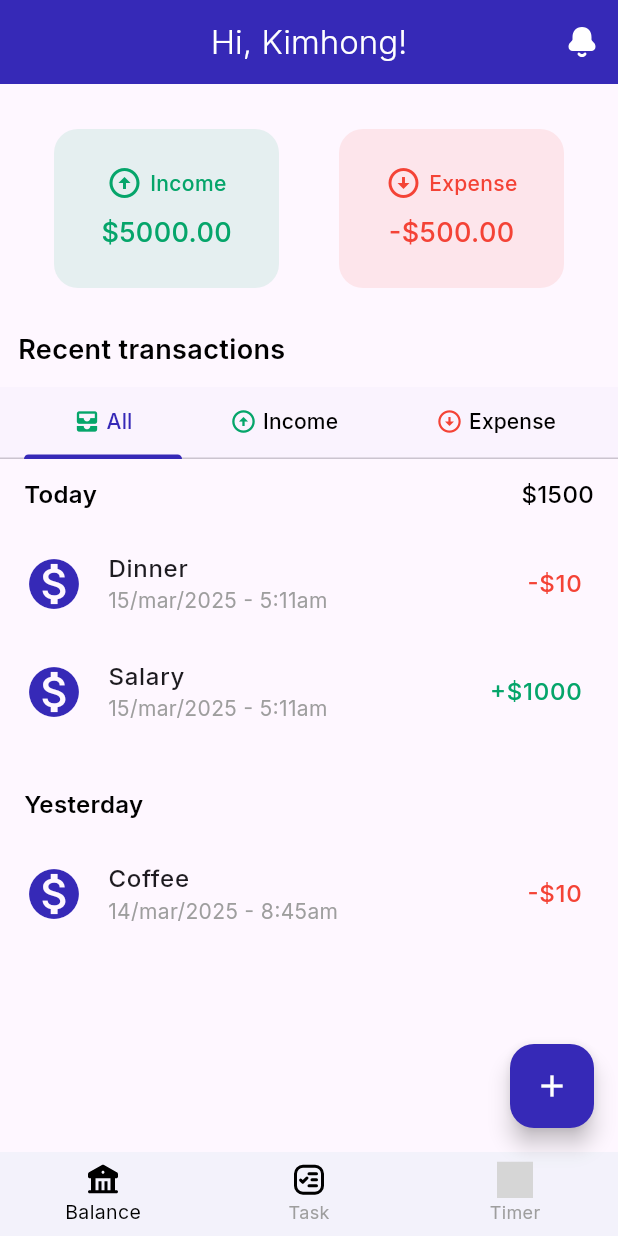
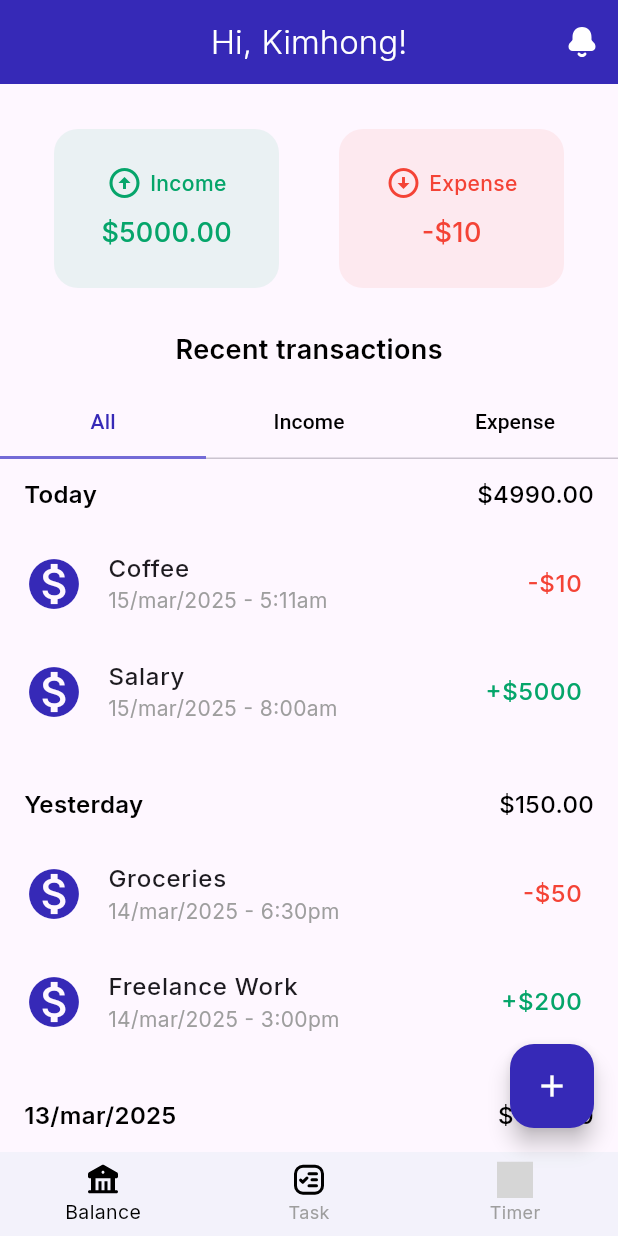
Before and after one commit to rinkimhong4/BalanceApp, a Flutter app: the screen it shows after launch, on a phone screen of 412 x 824 dp. Run offline on Flutter 3.47's test engine with Material 3 defaults, Android fonts, the phone set to English and light mode, and no system bars; our stand-ins replace flutter_svg, google_fonts; grey boxes are pictures that could not be loaded.

Commit message:
Update  modified files

```diff
--- a/lib/pages/balance.dart
+++ b/lib/pages/balance.dart
@@ -3,7 +3,6 @@ import 'package:flutter/material.dart';
 import 'package:balance/widget/balance_header.dart';
 import 'package:balance/widget/budget_summary_card.dart';
 import 'package:balance/widget/transaction_section.dart';
-import 'package:google_fonts/google_fonts.dart';
 
 class BalanceScreen extends StatefulWidget {
   const BalanceScreen({super.key});
@@ -18,36 +17,75 @@ class _BalanceScreenState extends State<BalanceScreen> {
     Icons.arrow_circle_up_sharp,
     Icons.arrow_circle_down_sharp,
   ];
-  final List _dBudget = ['\$5000.00', '-\$500.00'];
-  final List _colorBudget = [Color(0xFF05a56a), Colors.red];
+  final List _dBudget = ['\$5000.00', '-\$10'];
+  final List _colorBudget = [const Color(0xFF05a56a), Colors.red];
 
   final List<Map<String, dynamic>> _transactions = [
     {
       'date': 'Today',
       'items': [
         {
-          'title': 'Dinner',
+          'title': 'Coffee',
           'datetime': '15/mar/2025 - 5:11am',
           'amount': '-\$10',
           'isIncome': false,
         },
         {
           'title': 'Salary',
-          'datetime': '15/mar/2025 - 5:11am',
-          'amount': '+\$1000',
+          'datetime': '15/mar/2025 - 8:00am',
+          'amount': '+\$5000',
           'isIncome': true,
         },
       ],
-      'total': '\$1500',
     },
     {
       'date': 'Yesterday',
       'items': [
         {
-          'title': 'Coffee',
-          'datetime': '14/mar/2025 - 8:45am',
-          'amount': '-\$10',
+          'title': 'Groceries',
+          'datetime': '14/mar/2025 - 6:30pm',
+          'amount': '-\$50',
           'isIncome': false,
+        },
+        {
+          'title': 'Freelance Work',
+          'datetime': '14/mar/2025 - 3:00pm',
+          'amount': '+\$200',
+          'isIncome': true,
+        },
+      ],
+    },
+    {
+      'date': '13/mar/2025',
+      'items': [
+        {
+          'title': 'Electricity Bill',
+          'datetime': '13/mar/2025 - 10:00am',
+          'amount': '-\$100',
+          'isIncome': false,
+        },
+        {
+          'title': 'Gift',
+          'datetime': '13/mar/2025 - 2:00pm',
+          'amount': '+\$50',
+          'isIncome': true,
+        },
+      ],
+    },
+    {
+      'date': '19/mar/2025',
+      'items': [
+        {
+          'title': 'Electricity Bill',
+          'datetime': '13/mar/2025 - 10:00am',
+          'amount': '-\$100',
+          'isIncome': false,
+        },
+        {
+          'title': 'Gift',
+          'datetime': '13/mar/2025 - 2:00pm',
+          'amount': '+\$50',
+          'isIncome': true,
         },
       ],
     },
@@ -58,17 +96,12 @@ class _BalanceScreenState extends State<BalanceScreen> {
     return DefaultTabController(
       length: 3,
       child: Scaffold(
-        appBar: BalanceHeader(
-          userName: 'Kimhong',
-          // onLeadingPressed: () {},
-          onBellPressed: () {},
-        ),
-        body: CustomScrollView(
-          slivers: [
-            SliverToBoxAdapter(
-              child: Container(
-                padding: EdgeInsets.only(top: 14),
-                margin: EdgeInsets.all(16),
+        appBar: BalanceHeader(userName: 'Kimhong', onBellPressed: () {}),
+        body: Column(
+          children: [
+            Container(
+              padding: const EdgeInsets.only(top: 14),
+              margin: const EdgeInsets.all(16),
               height: 120,
               width: double.infinity,
               child: Row(
@@ -84,88 +117,39 @@ class _BalanceScreenState extends State<BalanceScreen> {
                 ),
               ),
             ),
-            ),
-            SliverToBoxAdapter(child: TransactionSection()),
-            SliverPersistentHeader(
-              delegate: _SliverTabBarDelegate(
-                TabBar(
-                  indicatorColor: Color(0xFF3629B7),
-                  indicatorSize: TabBarIndicatorSize.label,
+
+            const TransactionSection(),
+
+            const TabBar(
+              indicatorColor: Color.fromARGB(255, 116, 107, 215),
+              indicatorSize: TabBarIndicatorSize.tab,
               labelColor: Color(0xFF3629B7),
               unselectedLabelColor: Colors.black,
               tabs: [
-                    Row(
-                      mainAxisAlignment: MainAxisAlignment.center,
-                      children: [
-                        Icon(
-                          Icons.all_inbox,
-                          color: Color(0xFF05a56a),
-                          size: 18,
-                        ),
-                        SizedBox(width: 4),
-                        Tab(
-                          child: Text(
-                            'All',
-                            style: GoogleFonts.inter(fontSize: 14),
-                          ),
-                        ),
+                Tab(text: 'All'),
+                Tab(text: 'Income'),
+                Tab(text: 'Expense'),
               ],
             ),
-                    Tab(
-                      child: Row(
-                        children: [
-                          Icon(
-                            Icons.arrow_circle_up_sharp,
-                            color: Color(0xFF05a56a),
-                            size: 18,
-                          ),
-                          SizedBox(width: 4),
-                          Text(
-                            'Income',
-                            style: GoogleFonts.inter(fontSize: 14),
-                          ),
-                        ],
-                      ),
-                    ),
-                    Tab(
-                      child: Row(
-                        children: [
-                          Icon(
-                            Icons.arrow_circle_down_sharp,
-                            color: Colors.red,
-                            size: 18,
-                          ),
-                          SizedBox(width: 4),
-                          Text(
-                            'Expense',
-                            style: GoogleFonts.inter(fontSize: 14),
-                          ),
-                        ],
-                      ),
-                    ),
-                  ],
-                ),
-                Color(0xFF3629B7),
-              ),
-            ),
-            SliverFillRemaining(
+
+            Expanded(
               child: TabBarView(
                 children: [
                   TransactionList(
                     transactions: _transactions,
-                    incomeColor: Color(0xFF05a56a),
+                    incomeColor: const Color(0xFF05a56a),
                     expenseColor: Colors.red,
                     transactionType: 'All',
                   ),
                   TransactionList(
                     transactions: _transactions,
-                    incomeColor: Color(0xFF05a56a),
+                    incomeColor: const Color(0xFF05a56a),
                     expenseColor: Colors.red,
                     transactionType: 'Income',
                   ),
                   TransactionList(
                     transactions: _transactions,
-                    incomeColor: Color(0xFF05a56a),
+                    incomeColor: const Color(0xFF05a56a),
                     expenseColor: Colors.red,
                     transactionType: 'Expense',
                   ),
@@ -176,35 +160,10 @@ class _BalanceScreenState extends State<BalanceScreen> {
         ),
         floatingActionButton: FloatingActionButton(
           onPressed: () {},
-          backgroundColor: Color(0xFF3629B7),
-          child: Icon(Icons.add, color: Colors.white),
+          backgroundColor: const Color(0xFF3629B7),
+          child: const Icon(Icons.add, color: Colors.white),
         ),
       ),
     );
   }
 }
-
-class _SliverTabBarDelegate extends SliverPersistentHeaderDelegate {
-  _SliverTabBarDelegate(this._tabBar, this.primaryColor);
-
-  final TabBar _tabBar;
-  final Color primaryColor;
-
-  @override
-  double get minExtent => _tabBar.preferredSize.height;
-
-  @override
-  double get maxExtent => _tabBar.preferredSize.height;
-
-  @override
-  Widget build(
-    BuildContext context,
-    double shrinkOffset,
-    bool overlapsContent,
-  ) {
-    return Container(color: primaryColor.withAlpha(5), child: _tabBar);
-  }
-
-  @override
-  bool shouldRebuild(_SliverTabBarDelegate oldDelegate) => false;
-}
--- a/lib/pages/task.dart
+++ b/lib/pages/task.dart
@@ -1,6 +1,6 @@
 import 'package:flutter/material.dart';
 import 'package:flutter_svg/svg.dart';
-import 'package:google_fonts/google_fonts.dart';
+import 'package:balance/widget/balance_header.dart';
 
 class TaskScreen extends StatefulWidget {
   const TaskScreen({super.key});
@@ -11,7 +11,6 @@ class TaskScreen extends StatefulWidget {
 
 class _TaskScreenState extends State<TaskScreen> {
   final Color primaryColor = const Color(0xFF3629B7);
-  final double _titleSize = 22;
   final double _tabFontSize = 14.0;
   final double _unselectedTabFontSize = 12.0;
 
@@ -72,14 +71,7 @@ class _TaskScreenState extends State<TaskScreen> {
 
   AppBar _buildAppBar() {
     return AppBar(
-      title: Text(
-        'Hi, Kimhong!',
-        style: GoogleFonts.inter(
-          fontSize: _titleSize,
-          fontWeight: FontWeight.w300,
-          color: Colors.white,
-        ),
-      ),
+      title: BalanceHeader(userName: 'Kimhong', onBellPressed: () {}),
       bottom: TabBar(
         onTap:
             (index) => setState(
--- a/lib/pages/timer.dart
+++ b/lib/pages/timer.dart
@@ -1,6 +1,7 @@
 import 'package:flutter/material.dart';
 import 'package:flutter_svg/svg.dart';
 import 'package:google_fonts/google_fonts.dart';
+import 'package:balance/widget/balance_header.dart';
 
 class TimerScreen extends StatelessWidget {
   const TimerScreen({super.key});
@@ -28,19 +29,12 @@ Widget _buildFloatingActionButton(BuildContext context) {
 }
 
 const Color primaryColor = Color(0xFF3629B7);
-const double _titleSize = 22;
 const double _tabFontSize = 16.0;
 const double _unselectedTabFontSize = 15.0;
 
 PreferredSizeWidget get _appBar => AppBar(
-  title: Text(
-    'Hi, Kimhong!',
-    style: GoogleFonts.inter(
-      fontSize: _titleSize,
-      fontWeight: FontWeight.w300,
-      color: Colors.white,
-    ),
-  ),
+  title: BalanceHeader(userName: 'Kimhong', onBellPressed: () {}),
+
   centerTitle: true,
   backgroundColor: primaryColor,
   actions: [
--- a/lib/widget/balance_header.dart
+++ b/lib/widget/balance_header.dart
@@ -5,19 +5,16 @@ import 'package:google_fonts/google_fonts.dart';
 class BalanceHeader extends StatelessWidget implements PreferredSizeWidget {
   final String userName;
   final VoidCallback onBellPressed;
-  //final VoidCallback onLeadingPressed;
 
   const BalanceHeader({
     super.key,
     required this.userName,
     required this.onBellPressed,
-    // required this.onLeadingPressed,
   });
 
   @override
   Widget build(BuildContext context) {
     return AppBar(
-      // leading: leadingApp,
       title: Text(
         'Hi, $userName!',
         style: GoogleFonts.inter(
@@ -38,10 +35,5 @@ class BalanceHeader extends StatelessWidget implements PreferredSizeWidget {
   }
 
   @override
-  get preferredSize => const Size.fromHeight(kToolbarHeight);
-
-  // get leadingApp => IconButton(
-  //   onPressed: onLeadingPressed,
-  //   icon: const Icon(Icons.menu, color: Colors.white),
-  // );
+  Size get preferredSize => const Size.fromHeight(kToolbarHeight);
 }
--- a/lib/widget/budget_summary_card.dart
+++ b/lib/widget/budget_summary_card.dart
@@ -1,8 +1,6 @@
 import 'package:flutter/material.dart';
 import 'package:google_fonts/google_fonts.dart';
 
-// budget_summary card builds a card that displays budget summary information
-// such as title, icon, amount, and color.
 class BudgetSummaryCard extends StatelessWidget {
   final String title;
   final IconData icon;
@@ -23,7 +21,7 @@ class BudgetSummaryCard extends StatelessWidget {
       padding: const EdgeInsets.all(16),
       width: 150,
       decoration: BoxDecoration(
-        color: color.withValues(alpha: 0.1),
+        color: color.withAlpha(20),
         borderRadius: BorderRadius.circular(16),
       ),
       child: Column(
--- a/lib/widget/transaction_list.dart
+++ b/lib/widget/transaction_list.dart
@@ -47,6 +47,23 @@ class TransactionList extends StatelessWidget {
     Map<String, dynamic> group, {
     required List<Map<String, dynamic>> items,
   }) {
+    double calculatedTotal = 0;
+    for (var item in items) {
+      double amount =
+          double.tryParse(
+            item['amount'].toString().replaceAll(RegExp(r'[^\d\.]'), ''),
+          ) ??
+          0;
+      if ((item['amount'] as String).startsWith('+')) {
+        calculatedTotal += amount;
+      } else {
+        calculatedTotal -= amount;
+      }
+    }
+
+    String total =
+        group['total']?.toString() ?? '\$${calculatedTotal.toStringAsFixed(2)}';
+
     return Column(
       crossAxisAlignment: CrossAxisAlignment.start,
       children: [
@@ -56,16 +73,15 @@ class TransactionList extends StatelessWidget {
             mainAxisAlignment: MainAxisAlignment.spaceBetween,
             children: [
               Text(
-                group['date'],
+                group['date'].toString(),
                 style: GoogleFonts.inter(
                   fontSize: 16,
                   fontWeight: FontWeight.w600,
                   color: Colors.black,
                 ),
               ),
-              if (group['total'] != null)
               Text(
-                  group['total'],
+                total,
                 style: GoogleFonts.inter(
                   fontSize: 16,
                   fontWeight: FontWeight.w500,
@@ -75,6 +91,7 @@ class TransactionList extends StatelessWidget {
             ],
           ),
         ),
+
         ...items.map((item) {
           return ListTile(
             leading: const Icon(
@@ -83,22 +100,22 @@ class TransactionList extends StatelessWidget {
               size: 40,
             ),
             title: Text(
-              item['title'],
+              item['title'].toString(),
               style: GoogleFonts.inter(
                 fontSize: 16,
                 fontWeight: FontWeight.w500,
               ),
             ),
             subtitle: Text(
-              item['datetime'],
+              item['datetime'].toString(),
               style: GoogleFonts.inter(fontSize: 14, color: Colors.grey),
             ),
             trailing: Text(
-              item['amount'],
+              item['amount'].toString(),
               style: GoogleFonts.inter(
                 fontSize: 16,
                 fontWeight: FontWeight.w500,
-                color: item['isIncome'] ? incomeColor : expenseColor,
+                color: item['isIncome'] as bool ? incomeColor : expenseColor,
               ),
             ),
           );
```
Lines whose indentation alone changed are shown as unchanged.
